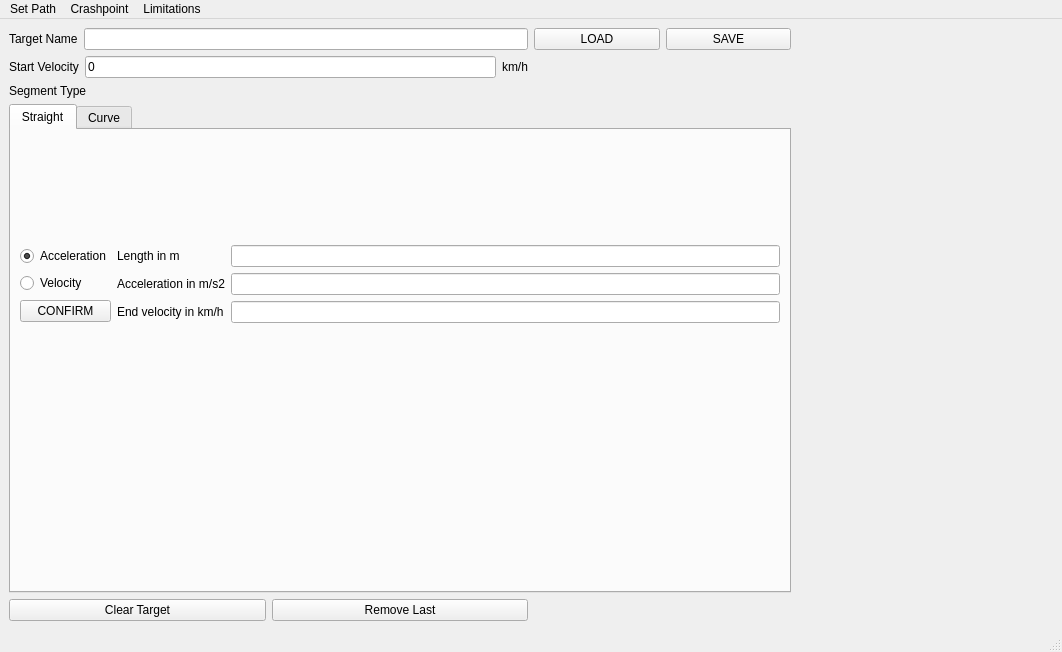
sarest/singleton, file views/windowtarget.ui: the form before one commit.
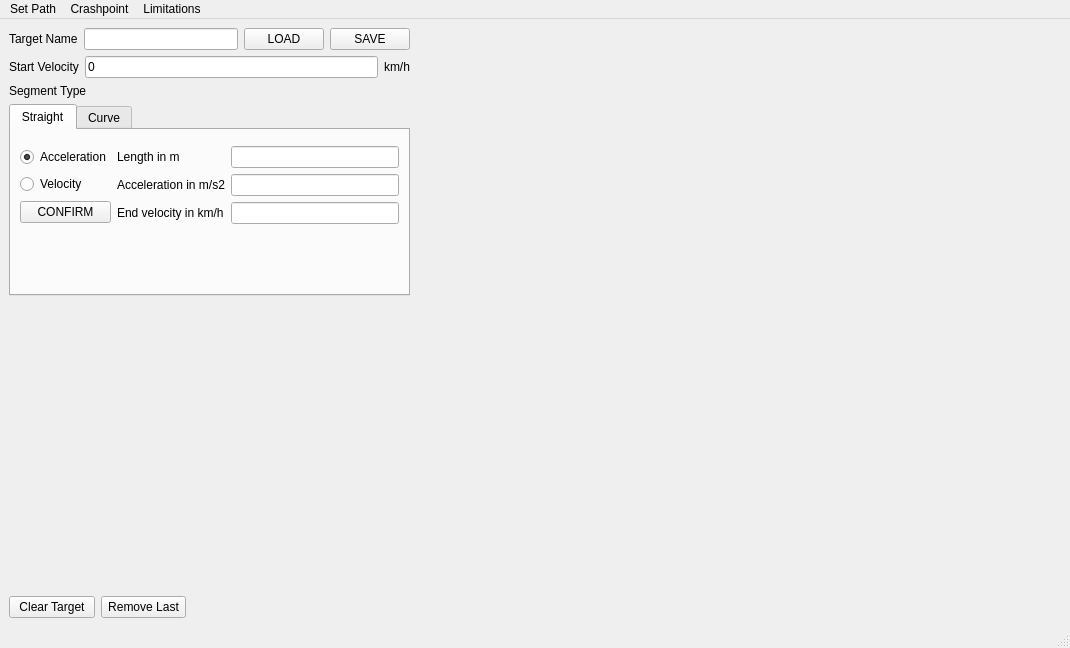
The form after the commit.

The edit to the form file:
```diff
--- a/views/windowtarget.ui
+++ b/views/windowtarget.ui
@@ -6,16 +6,52 @@
    <rect>
     <x>0</x>
     <y>0</y>
-    <width>1062</width>
-    <height>652</height>
+    <width>1070</width>
+    <height>648</height>
    </rect>
   </property>
+  <property name="minimumSize">
+   <size>
+    <width>1070</width>
+    <height>648</height>
+   </size>
+  </property>
+  <property name="maximumSize">
+   <size>
+    <width>1070</width>
+    <height>648</height>
+   </size>
+  </property>
   <property name="windowTitle">
    <string>Create Target</string>
   </property>
   <widget class="QWidget" name="centralwidget">
+   <widget class="QWidget" name="">
+    <property name="geometry">
+     <rect>
+      <x>10</x>
+      <y>285</y>
+      <width>721</width>
+      <height>281</height>
+     </rect>
+    </property>
+    <layout class="QGridLayout" name="table_layout" columnminimumwidth="0">
+     <property name="sizeConstraint">
+      <enum>QLayout::SetDefaultConstraint</enum>
+     </property>
+    </layout>
+   </widget>
+   <widget class="QWidget" name="">
+    <property name="geometry">
+     <rect>
+      <x>9</x>
+      <y>9</y>
+      <width>401</width>
+      <height>268</height>
+     </rect>
+    </property>
    <layout class="QGridLayout" name="gridLayout_7">
-    <item row="0" column="0" colspan="2">
+     <item row="0" column="0">
      <layout class="QHBoxLayout" name="horizontalLayout">
       <item>
        <widget class="QLabel" name="label">
@@ -29,7 +65,7 @@
       </item>
      </layout>
     </item>
-    <item row="0" column="2">
+     <item row="0" column="1">
      <layout class="QHBoxLayout" name="horizontalLayout_2">
       <item>
        <widget class="QPushButton" name="bLoad">
@@ -47,9 +83,6 @@
       </item>
      </layout>
     </item>
-    <item row="0" column="3" rowspan="4">
-     <layout class="QGridLayout" name="view_layout"/>
-    </item>
     <item row="1" column="0" colspan="2">
      <layout class="QHBoxLayout" name="horizontalLayout_3">
       <item>
@@ -75,7 +108,7 @@
       </item>
      </layout>
     </item>
-    <item row="2" column="0" colspan="3">
+     <item row="2" column="0" colspan="2">
      <layout class="QVBoxLayout" name="verticalLayout">
       <item>
        <widget class="QLabel" name="label_2">
@@ -292,35 +325,52 @@
       </item>
      </layout>
     </item>
-    <item row="3" column="0">
+    </layout>
+   </widget>
+   <widget class="QWidget" name="">
+    <property name="geometry">
+     <rect>
+      <x>740</x>
+      <y>10</y>
+      <width>311</width>
+      <height>551</height>
+     </rect>
+    </property>
+    <layout class="QGridLayout" name="view_layout"/>
+   </widget>
+   <widget class="QWidget" name="">
+    <property name="geometry">
+     <rect>
+      <x>9</x>
+      <y>576</y>
+      <width>177</width>
+      <height>25</height>
+     </rect>
+    </property>
+    <layout class="QHBoxLayout" name="horizontalLayout_4">
+     <item>
      <widget class="QPushButton" name="bClearTable">
       <property name="text">
        <string>Clear Target</string>
       </property>
      </widget>
     </item>
-    <item row="3" column="1">
+     <item>
      <widget class="QPushButton" name="bDeleteLast">
       <property name="text">
        <string>Remove Last</string>
       </property>
      </widget>
     </item>
-    <item row="4" column="0" colspan="4">
-     <layout class="QGridLayout" name="table_layout" columnminimumwidth="0">
-      <property name="sizeConstraint">
-       <enum>QLayout::SetDefaultConstraint</enum>
-      </property>
-     </layout>
-    </item>
-   </layout>
+    </layout>
+   </widget>
   </widget>
   <widget class="QMenuBar" name="menubar">
    <property name="geometry">
     <rect>
      <x>0</x>
      <y>0</y>
-     <width>1062</width>
+     <width>1070</width>
      <height>20</height>
     </rect>
    </property>
```
Left out of the diff: 12 changed lines with no effect on the pictures. Lines whose indentation alone changed are shown as unchanged.
